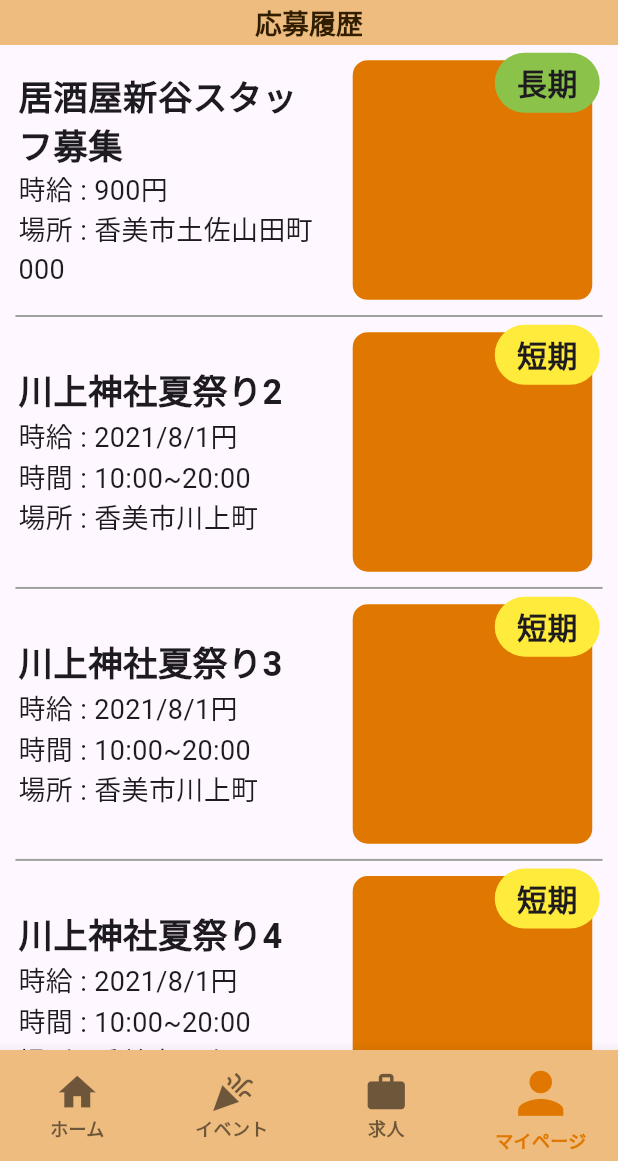
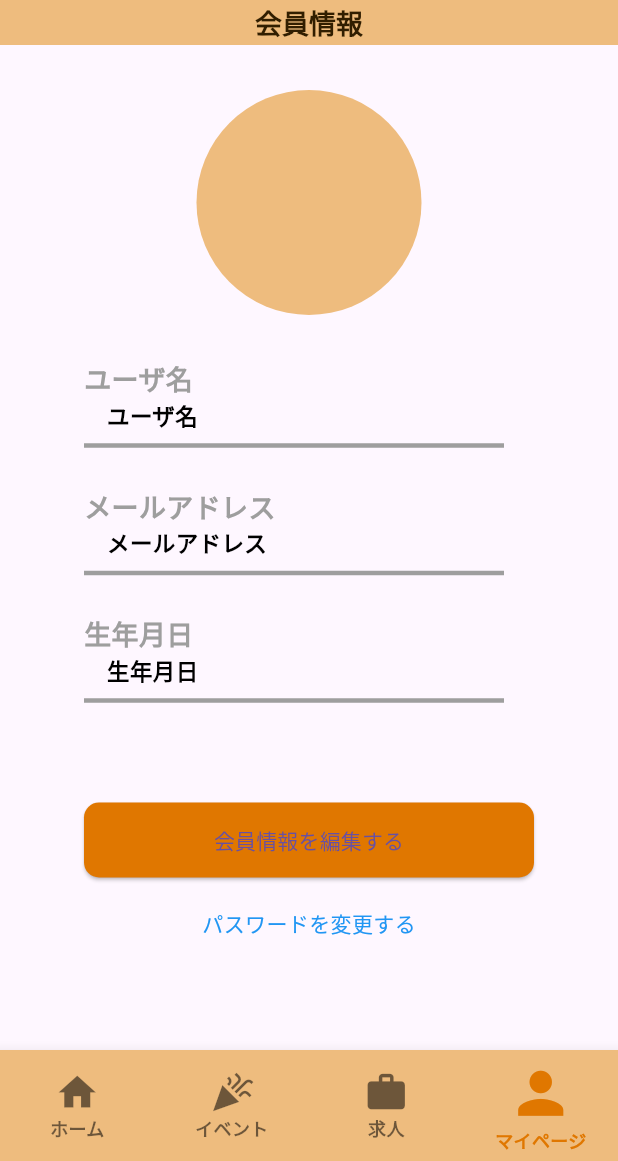
Before and after one commit to Ktomoya912/reelproject, a Flutter app: the MyPage screen opened by its route, after a tap on "会員情報確認・編集", on a phone screen of 412 x 824 dp, the part 75-1236 px from its top. Run offline on Flutter 3.47's test engine with Material 3 defaults, Android fonts, the phone set to English and light mode, and no system bars; our stand-ins replace auto_route.

Commit message:
一般のマイページ画面で会員情報を確認・編集できるように変更した

```diff
--- /dev/null
+++ b/lib/page/mypage/general_mem_inf_conf.dart
@@ -0,0 +1,281 @@
+import 'package:flutter/material.dart';
+import 'package:provider/provider.dart';
+import 'package:auto_route/auto_route.dart';
+import 'package:reelproject/page/login/new_menber_general.dart';
+import '/provider/change_general_corporation.dart';
+import '../../component/form/general_form.dart';
+import 'general_mem_inf_change.dart';
+import '../login/pass_change.dart';
+//push先
+
+@RoutePage()
+class GeneraMemInfConfRouterPage extends AutoRouter {
+  const GeneraMemInfConfRouterPage({super.key});
+}
+
+@RoutePage()
+class GeneraMemInfConf extends StatefulWidget {
+  const GeneraMemInfConf({super.key});
+
+  @override
+  State<GeneraMemInfConf> createState() => _GeneraMemInfConfState();
+}
+
+class _GeneraMemInfConfState extends State<GeneraMemInfConf> {
+  @override
+  Widget build(BuildContext context) {
+    return const Scaffold(
+      //アップバー
+      appBar: GeneraMemInfConfAppBar(
+        title: "会員情報",
+        jedgeBuck: true,
+      ),
+
+      //内部
+      body: ScrollGeneraMemInfConfDetail(),
+    );
+  }
+}
+
+//スクロール可能なマイページの一覧画面
+class ScrollGeneraMemInfConfDetail extends StatelessWidget {
+  const ScrollGeneraMemInfConfDetail({
+    super.key,
+  });
+
+  //一般向けマイページリスト
+
+  @override
+  Widget build(BuildContext context) {
+    final store = Provider.of<ChangeGeneralCorporation>(context); //プロバイダ
+
+    //マイページのリストで使用するWidget
+    Widget generalCompanyGeneraMemInfConfList;
+
+    //一般、法人の切り替えにより、使用するリストを変更
+    // if (store.jedgeGC) {
+    //   generalCompanyGeneraMemInfConfList = GeneralGeneraMemInfConf(
+    //     mediaQueryData: mediaQueryData,
+    //     store: store,
+    //     GeneraMemInfConfList: generalGeneraMemInfConfMap,
+    //   );
+    // } else {
+    //   generalCompanyGeneraMemInfConfList = CompanyGeneraMemInfConf(
+    //       mediaQueryData: mediaQueryData,
+    //       store: store,
+    //       GeneraMemInfConfList: companyGeneraMemInfConfMap);
+    // }
+
+    return SingleChildScrollView(
+        child: Center(
+      child: Column(
+        children: [
+          //上のアイコン部分
+          //上に空白
+          Padding(
+            padding: const EdgeInsets.all(0),
+            child: Column(
+              children: [
+                const SizedBox(
+                  height: 30,
+                ),
+                Container(
+                  height: 150, //アイコン高さ
+                  width: 150, //アイコン幅
+                  decoration: BoxDecoration(
+                      shape: BoxShape.circle, //円形に
+                      color: store.subColor), //アイコン周囲円の色
+                ),
+              ],
+            ),
+          ),
+          //アイコンと名前の間に空白
+          //空白
+          const SizedBox(
+            height: 30,
+          ),
+          //下の詳細部分
+          //アイコン部分との空白
+
+          SizedBox(
+            width: 300,
+            child: Column(
+                mainAxisAlignment: MainAxisAlignment.start,
+                crossAxisAlignment: CrossAxisAlignment.start,
+                children: [
+                  Text(
+                    'ユーザ名',
+                    style: TextStyle(
+                      fontWeight: FontWeight.bold,
+                      fontSize: 18,
+                      color: store.greyColor,
+                    ),
+                  ),
+                  const Text(
+                    '　ユーザ名',
+                    style: TextStyle(
+                      fontWeight: FontWeight.bold,
+                      fontSize: 15,
+                      color: Colors.black,
+                    ),
+                  ),
+                  Divider(
+                    color: store.greyColor,
+                    thickness: 3,
+                    endIndent: 20,
+                  ),
+                  const Padding(padding: EdgeInsets.all(10)),
+                  Text(
+                    'メールアドレス',
+                    style: TextStyle(
+                      fontWeight: FontWeight.bold,
+                      fontSize: 18,
+                      color: store.greyColor,
+                    ),
+                  ),
+                  const Text(
+                    '　メールアドレス',
+                    style: TextStyle(
+                      fontWeight: FontWeight.bold,
+                      fontSize: 15,
+                      color: Colors.black,
+                    ),
+                  ),
+                  Divider(
+                    color: store.greyColor,
+                    thickness: 3,
+                    endIndent: 20,
+                  ),
+                  const Padding(padding: EdgeInsets.all(10)),
+                  Text(
+                    '生年月日',
+                    style: TextStyle(
+                      fontWeight: FontWeight.bold,
+                      fontSize: 18,
+                      color: store.greyColor,
+                    ),
+                  ),
+                  const Text(
+                    '　生年月日',
+                    style: TextStyle(
+                      fontWeight: FontWeight.bold,
+                      fontSize: 15,
+                      color: Colors.black,
+                    ),
+                  ),
+                  Divider(
+                    color: store.greyColor,
+                    thickness: 3,
+                    endIndent: 20,
+                  ),
+                ]),
+          ),
+          Padding(padding: const EdgeInsets.all(30)),
+          ElevatedButton(
+            onPressed: () {
+              Navigator.push(
+                context,
+                MaterialPageRoute(
+                  builder: (context) => GeneraMemInfConfChange(),
+                ),
+              );
+            },
+            style: ElevatedButton.styleFrom(
+              backgroundColor: store.mainColor,
+              shape: RoundedRectangleBorder(
+                borderRadius: BorderRadius.circular(10),
+              ),
+              minimumSize: const Size(300, 50),
+            ),
+            child: const Text('会員情報を編集する'),
+          ),
+          Padding(padding: const EdgeInsets.all(10)),
+          InkWell(
+            onTap: () {
+              Navigator.push(
+                context,
+                MaterialPageRoute(
+                  builder: (context) => PassChange(), //今はログイン前のパスワード再設定画面に遷移
+                ),
+              );
+            },
+            splashColor: Colors.transparent,
+            child: const Text(
+              'パスワードを変更する',
+              style: TextStyle(color: Colors.blue),
+            ),
+          ),
+          const Padding(padding: EdgeInsets.all(10)),
+        ],
+      ),
+    ));
+  }
+}
+
+//一般向けマイページスクロール
+
+//マイページリストを作成するクラス
+
+//appbar
+class GeneraMemInfConfAppBar extends StatelessWidget
+    implements PreferredSizeWidget {
+  final String title; //ページ名
+  final bool jedgeBuck; //戻るボタンを表示するか否か
+
+  const GeneraMemInfConfAppBar({
+    super.key,
+    required this.title,
+    required this.jedgeBuck,
+  });
+
+  @override
+  Size get preferredSize {
+    return const Size(double.infinity, 80.0);
+  }
+
+  @override
+  Widget build(BuildContext context) {
+    final store = Provider.of<ChangeGeneralCorporation>(context); //プロバイダ
+    return Scaffold(
+
+        //アップバー
+        appBar: AppBar(
+      //アップバータイトル
+      title: Text(
+        "REEL", //文字
+        style: TextStyle(
+            fontWeight: FontWeight.bold,
+            fontSize: 40,
+            color: store.mainColor), //書体
+      ),
+      automaticallyImplyLeading: jedgeBuck, //戻るボタンの非表示
+      backgroundColor: Colors.white, //背景
+      elevation: 0.0, //影なし
+      iconTheme: IconThemeData(color: store.greyColor), //戻るボタン
+      centerTitle: true, //中央揃え
+      toolbarHeight: 100, //アップバーの高さ
+
+      //画面説明アップバー
+      bottom: PreferredSize(
+          preferredSize: const Size.fromHeight(5),
+          child: SizedBox(
+            height: 30,
+            child: AppBar(
+              //アップバー内にアップバー(ページ説明のため)
+              title: Text(
+                title,
+                style: TextStyle(
+                  fontWeight: FontWeight.bold,
+                  fontSize: 18,
+                  color: store.blackColor,
+                ),
+              ), //ページ説明文字
+              centerTitle: true, //中央揃え
+              automaticallyImplyLeading: false, //戻るボタンの非表示
+              backgroundColor: store.subColor, //背景
+              elevation: 0.0, //影なし
+            ), //高さ
+          )), //高さ
+    ));
+  }
+}
--- a/lib/page/mypage/mypage.dart
+++ b/lib/page/mypage/mypage.dart
@@ -3,6 +3,7 @@ import 'package:provider/provider.dart';
 import 'package:auto_route/auto_route.dart';
 import '/provider/change_general_corporation.dart';
 //push先
+import 'general_mem_inf_conf.dart'; //会員情報確認
 import 'apply_hist.dart'; //応募履歴
 import 'posted_list.dart'; //投稿一覧
 import 'watch_history.dart'; //閲覧履歴
@@ -50,7 +51,7 @@ class ScrollMyPageDetail extends StatelessWidget {
       {
         "title": "会員情報確認・編集",
         "icon": Icons.manage_accounts,
-        "push": ApplyHist(),
+        "push": GeneraMemInfConf(),
       },
     ],
     //メニュー
```
Also changed, not shown: lib/page/mypage/general_mem_inf_change.dart (added, +212 -0 lines).
